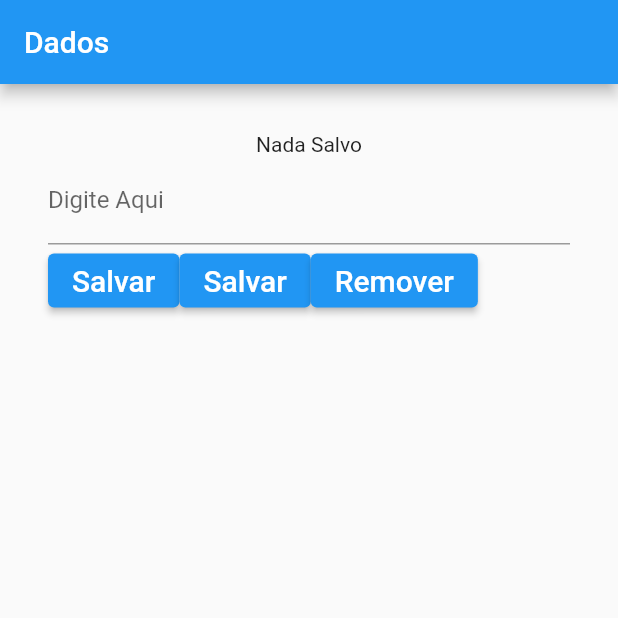
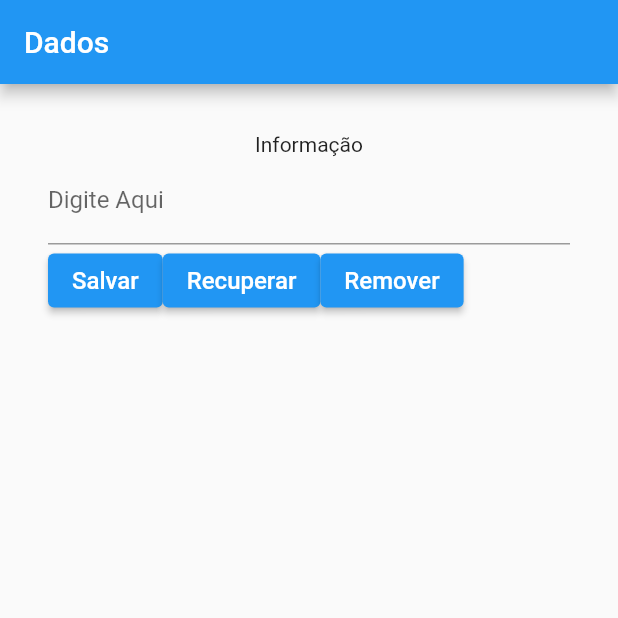
Before and after one commit to wilgnerschuertz/tarefastodo, a Flutter app: the screen it shows after launch, after a tap on "Salvar", on a phone screen of 412 x 824 dp, the top half of it. Run offline on Flutter 3.47's test engine with Material 2 defaults, Android fonts, the phone set to English and light mode, and no system bars; our stand-ins replace shared_preferences; Roboto replaces fonts that are missing (verdana).

Commit message:
Aplicação Concluída.

```diff
--- a/lib/Home.dart
+++ b/lib/Home.dart
@@ -1,4 +1,5 @@
 import 'package:flutter/material.dart';
+import 'package:shared_preferences/shared_preferences.dart';
 
 class Home extends StatefulWidget {
   @override
@@ -8,27 +9,28 @@ class Home extends StatefulWidget {
 class _HomeState extends State<Home> {
 
   // Início Controlador
-
+  String _textoSalvo = 'Informação';
   TextEditingController _controllerTextField = TextEditingController();
 
   // Fim Controlador
 
 
   // Início das Funções dos Botões
-
-
-  _salvar() {
-
+  _salvar() async {
+    String _valorDigitado = _controllerTextField.text;
+    final prefs = await SharedPreferences.getInstance();
+    await prefs.setString('nome', _valorDigitado);
   }
-
-  _recuperar(){
-
+  _recuperar() async {
+    final prefs = await SharedPreferences.getInstance();
+    setState(() {
+      _textoSalvo = prefs.getString('nome') ?? 'Sem Informação';
+    });
   }
-
-  _remover(){
-
+  _remover() async{
+    final prefs = await SharedPreferences.getInstance();
+    await prefs.remove('nome');
   }
-
   // Fim das Funções dos Botões
 
   @override
@@ -43,9 +45,7 @@ class _HomeState extends State<Home> {
         padding: EdgeInsets.all(32),
         child: Column(
           children: [
-           const Text(
-              'Nada Salvo'
-            ),
+            Text( _textoSalvo ),
             TextField(
               keyboardType: TextInputType.text,
               decoration: InputDecoration(
@@ -55,27 +55,30 @@ class _HomeState extends State<Home> {
             Row(
               children: [
                 ElevatedButton(
-                  child: const Text(
+                  child:  Text(
                       "Salvar",
                       style: TextStyle(
-                          fontSize: 20
+                          fontSize: 16,
+                          fontFamily: 'verdana'
                       )
                   ),
                   onPressed: _salvar,
                 ),ElevatedButton(
-                  child: const Text(
-                      "Salvar",
+                  child:  Text(
+                      "Recuperar",
                       style: TextStyle(
-                          fontSize: 20
+                          fontSize: 16,
+                          fontFamily: 'verdana'
                       )
                   ),
                   onPressed: _recuperar,
                 ),
                 ElevatedButton(
-                  child: const Text(
+                  child:  Text(
                       "Remover",
                       style: TextStyle(
-                          fontSize: 20
+                          fontSize: 16,
+                          fontFamily: 'verdana'
                       )
                   ),
                   onPressed: _remover,
```
